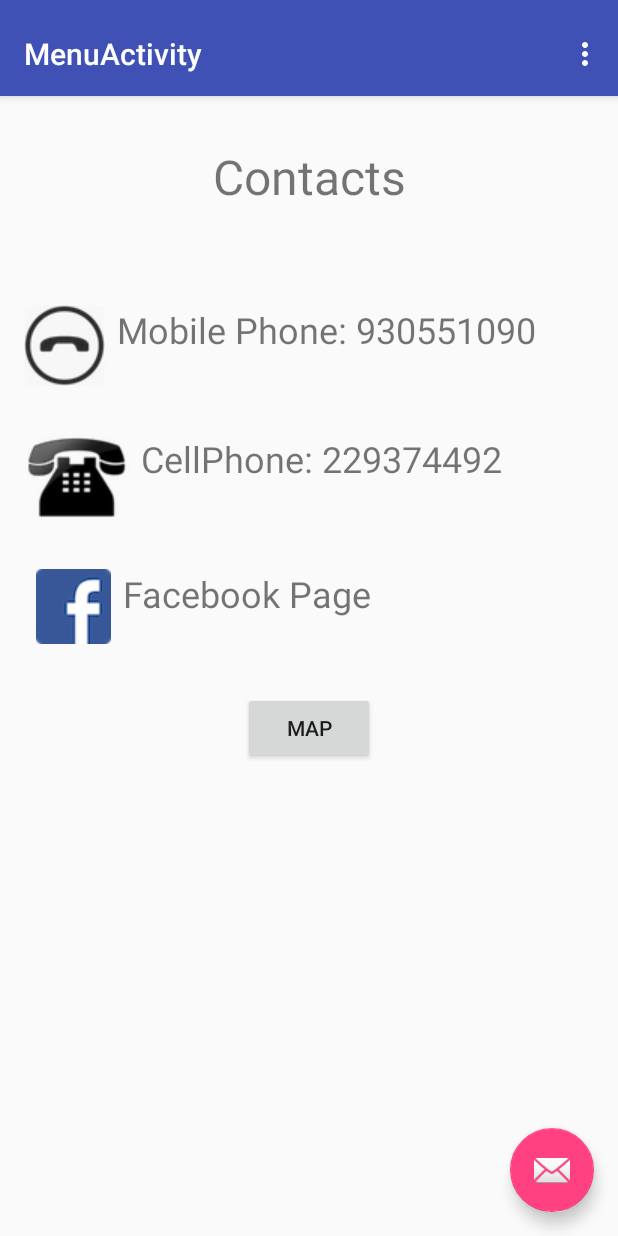
After one commit to NetoPedro/CafeEdenApp, an Android app: the ContactsFragment screen opened directly, with no data from a screen before it, on a phone screen of 412 x 824 dp. The commit adds this screen. Run offline under Robolectric (Android 15) with nearby library versions, the phone set to English and light mode, and no system bars; pictures from the network do not load; 1 statement that could not run was skipped.

Commit message:
Menu converted to an tabbed activity. Created contacts, foods and gallery fragments. Old classes wasn't deleted

```diff
--- a/app/build.gradle
+++ b/app/build.gradle
@@ -30,4 +30,5 @@ dependencies {
     compile 'com.github.bumptech.glide:glide:3.7.0'
     compile 'com.android.support:support-v4:24.2.0'
     compile 'com.google.android.gms:play-services-ads:9.4.0'
+
 }
--- /dev/null
+++ b/app/src/main/java/com/netoapps2/cafeedenapp/ContactsFragment.java
@@ -0,0 +1,107 @@
+package com.netoapps2.cafeedenapp;
+
+import android.content.Context;
+import android.content.Intent;
+import android.content.pm.PackageManager;
+import android.net.Uri;
+import android.os.Bundle;
+import android.support.v4.app.Fragment;
+import android.view.LayoutInflater;
+import android.view.View;
+import android.view.ViewGroup;
+import android.widget.Button;
+import android.widget.TextView;
+
+/**
+ * Created by pedroneto on 01/10/16.
+ */
+public class ContactsFragment extends Fragment {
+
+        private static final String ARG_SECTION_NUMBER = "section_number";
+    private Button botao ;
+
+    private static final String FACEBOOK_URL = "https://www.facebook.com/amiguinhosdoeden";
+    private static final String FACEBOOK_PAGE_ID = "amiguinhosdoeden";
+        public ContactsFragment() {
+        }
+
+        /**
+         * Returns a new instance of this fragment for the given section
+         * number.
+         */
+        public static ContactsFragment newInstance(int sectionNumber) {
+            ContactsFragment fragment = new ContactsFragment();
+            Bundle args = new Bundle();
+            args.putInt(ARG_SECTION_NUMBER, sectionNumber);
+            fragment.setArguments(args);
+            return fragment;
+        }
+
+        @Override
+        public View onCreateView(LayoutInflater inflater, ViewGroup container,
+                                 Bundle savedInstanceState) {
+            View rootView = inflater.inflate(R.layout.activity_contacts, container, false);
+            botao = (Button) rootView.findViewById(R.id.botaoMapa);
+            botao.setOnClickListener(new View.OnClickListener() {
+                @Override
+                public void onClick(View view) {
+                    Uri uriIntentMap = Uri.parse("geo:0,0?q=1600" + Uri.encode("R. Sousa Aroso 447, 4450-289, Matosinhos"));
+                    Intent i = new Intent(Intent.ACTION_VIEW, uriIntentMap);
+                    i.setPackage("com.google.android.apps.maps");
+                    if (i.resolveActivity(getActivity().getPackageManager()) != null)
+                        startActivity(i);
+                    else {
+                        botao.setEnabled(false);
+                        botao.setText(R.string.botaoIndisponivel);
+
+                    }
+                }
+            });
+            TextView telefoneText = (TextView) rootView.findViewById(R.id.telefone);
+            TextView telemovelText = (TextView) rootView.findViewById(R.id.telemovel);
+            TextView facebookText = (TextView) rootView.findViewById(R.id.facebook);
+            telefoneText.setOnClickListener(new View.OnClickListener() {
+                @Override
+                public void onClick(View view) {
+                    Uri uriIntentCall = Uri.parse("tel:930551090");
+                    Intent i = new Intent(Intent.ACTION_DIAL, uriIntentCall);
+                    startActivity(i);
+                }
+            });
+            telemovelText.setOnClickListener(new View.OnClickListener() {
+                @Override
+                public void onClick(View view) {
+                    Uri uriIntentCall = Uri.parse("tel:229374492");
+                    Intent i = new Intent(Intent.ACTION_DIAL, uriIntentCall);
+                    startActivity(i);
+                }
+            });
+
+            facebookText.setOnClickListener(new View.OnClickListener() {
+                @Override
+                public void onClick(View view) {
+                    Intent facebookIntent = new Intent(Intent.ACTION_VIEW);
+                    String facebookUrl = getFacebookPageURL(getContext());
+                    facebookIntent.setData(Uri.parse(facebookUrl));
+                    startActivity(facebookIntent);
+
+                }
+            });
+
+            return rootView;
+        }
+
+    private String getFacebookPageURL(Context context) {
+        PackageManager packageManager = context.getPackageManager();
+        try {
+            int versionCode = packageManager.getPackageInfo("com.facebook.katana", 0).versionCode;
+            if (versionCode >= 3002850) { //newer versions of fb app
+                return "fb://facewebmodal/f?href=" + FACEBOOK_URL;
+            } else { //older versions of fb app
+                return "fb://page/" + FACEBOOK_PAGE_ID;
+            }
+        } catch (PackageManager.NameNotFoundException e) {
+            return FACEBOOK_URL; //normal web url
+        }
+    }
+    }
--- /dev/null
+++ b/app/src/main/java/com/netoapps2/cafeedenapp/GalleryFragment.java
@@ -0,0 +1,59 @@
+package com.netoapps2.cafeedenapp;
+
+import android.content.Context;
+import android.content.Intent;
+import android.content.pm.PackageManager;
+import android.net.Uri;
+import android.os.Bundle;
+import android.support.v4.app.Fragment;
+import android.view.LayoutInflater;
+import android.view.View;
+import android.view.ViewGroup;
+import android.widget.AdapterView;
+import android.widget.Button;
+import android.widget.GridView;
+import android.widget.TextView;
+
+/**
+ * Created by pedroneto on 01/10/16.
+ */
+public class GalleryFragment extends Fragment {
+
+
+    private static final String ARG_SECTION_NUMBER = "section_number";
+
+    public GalleryFragment() {
+    }
+
+    /**
+     * Returns a new instance of this fragment for the given section
+     * number.
+     */
+    public static GalleryFragment newInstance(int sectionNumber) {
+        GalleryFragment fragment = new GalleryFragment();
+        Bundle args = new Bundle();
+        args.putInt(ARG_SECTION_NUMBER, sectionNumber);
+        fragment.setArguments(args);
+        return fragment;
+    }
+
+    @Override
+    public View onCreateView(LayoutInflater inflater, ViewGroup container,
+                             Bundle savedInstanceState) {
+        View rootView = inflater.inflate(R.layout.activity_gallery_screen, container, false);
+        GridView gridView = (GridView) rootView.findViewById(R.id.galeriaGrid);
+        gridView.setAdapter(new ImageAdapter(getContext()));
+        gridView.setOnItemClickListener(new AdapterView.OnItemClickListener(){
+
+            @Override
+            public void onItemClick(AdapterView<?> adapterView, View view, int i, long l) {
+                Intent intent = new Intent(getContext(), FullImage.class);
+                intent.putExtra("pos", i);
+                startActivity(intent);
+            }
+        });
+        return rootView;
+    }
+
+
+}
--- /dev/null
+++ b/app/src/main/java/com/netoapps2/cafeedenapp/MenuActivity.java
@@ -0,0 +1,131 @@
+package com.netoapps2.cafeedenapp;
+
+import android.support.design.widget.FloatingActionButton;
+import android.support.design.widget.Snackbar;
+import android.support.v7.app.AppCompatActivity;
+import android.support.v7.widget.Toolbar;
+
+import android.support.v4.app.Fragment;
+import android.support.v4.app.FragmentManager;
+import android.support.v4.app.FragmentPagerAdapter;
+import android.support.v4.view.ViewPager;
+import android.os.Bundle;
+import android.view.LayoutInflater;
+import android.view.Menu;
+import android.view.MenuItem;
+import android.view.View;
+import android.view.ViewGroup;
+
+import android.widget.TextView;
+
+import java.util.ArrayList;
+import java.util.List;
+
+public class MenuActivity extends AppCompatActivity {
+
+    /**
+     * The {@link android.support.v4.view.PagerAdapter} that will provide
+     * fragments for each of the sections. We use a
+     * {@link FragmentPagerAdapter} derivative, which will keep every
+     * loaded fragment in memory. If this becomes too memory intensive, it
+     * may be best to switch to a
+     * {@link android.support.v4.app.FragmentStatePagerAdapter}.
+     */
+    private SectionsPagerAdapter mSectionsPagerAdapter;
+
+    /**
+     * The {@link ViewPager} that will host the section contents.
+     */
+    private List<Fragment> fragmentList = new ArrayList<>();
+    private ViewPager mViewPager;
+
+    @Override
+    protected void onCreate(Bundle savedInstanceState) {
+        super.onCreate(savedInstanceState);
+        setContentView(R.layout.activity_menu);
+        Bundle page = new Bundle();
+        fragmentList.add(Fragment.instantiate(this,ContactsFragment.class.getName(),page));
+        fragmentList.add(Fragment.instantiate(this,GalleryFragment.class.getName(),page));
+        fragmentList.add(Fragment.instantiate(this,ComidasFragment.class.getName(),page));
+        Toolbar toolbar = (Toolbar) findViewById(R.id.toolbar);
+        setSupportActionBar(toolbar);
+        // Create the adapter that will return a fragment for each of the three
+        // primary sections of the activity.
+        mSectionsPagerAdapter = new SectionsPagerAdapter(getSupportFragmentManager(), fragmentList);
+
+        // Set up the ViewPager with the sections adapter.
+        mViewPager = (ViewPager) findViewById(R.id.container);
+        mViewPager.setAdapter(mSectionsPagerAdapter);
+
+
+        FloatingActionButton fab = (FloatingActionButton) findViewById(R.id.fab);
+        fab.setOnClickListener(new View.OnClickListener() {
+            @Override
+            public void onClick(View view) {
+                Snackbar.make(view, "Replace with your own action", Snackbar.LENGTH_LONG)
+                        .setAction("Action", null).show();
+            }
+        });
+
+    }
+
+
+    @Override
+    public boolean onCreateOptionsMenu(Menu menu) {
+        // Inflate the menu; this adds items to the action bar if it is present.
+        getMenuInflater().inflate(R.menu.menu_menu, menu);
+        return true;
+    }
+
+    @Override
+    public boolean onOptionsItemSelected(MenuItem item) {
+        // Handle action bar item clicks here. The action bar will
+        // automatically handle clicks on the Home/Up button, so long
+        // as you specify a parent activity in AndroidManifest.xml.
+        int id = item.getItemId();
+
+        //noinspection SimplifiableIfStatement
+        if (id == R.id.action_settings) {
+            return true;
+        }
+
+        return super.onOptionsItemSelected(item);
+    }
+
+
+    /**
+     * A {@link FragmentPagerAdapter} that returns a fragment corresponding to
+     * one of the sections/tabs/pages.
+     */
+    public class SectionsPagerAdapter extends FragmentPagerAdapter {
+        List<Fragment> fragmentList ;
+        public SectionsPagerAdapter(FragmentManager fm,List<Fragment> fragmentList) {
+            super(fm);
+            this.fragmentList = fragmentList;
+        }
+
+        @Override
+        public Fragment getItem(int position) {
+            return fragmentList.get(position);
+        }
+
+        @Override
+        public int getCount() {
+            // Show 3 total pages.
+            return fragmentList.size();
+        }
+
+        @Override
+        public CharSequence getPageTitle(int position) {
+            switch (position) {
+                case 0:
+                    return "SECTION 1";
+                case 1:
+                    return "SECTION 2";
+                case 2:
+                    return "SECTION 3";
+            }
+            return null;
+        }
+    }
+}
--- a/app/src/main/java/com/netoapps2/cafeedenapp/MenuScreen.java
+++ b/app/src/main/java/com/netoapps2/cafeedenapp/MenuScreen.java
@@ -1,10 +1,12 @@
 package com.netoapps2.cafeedenapp;
 
 import android.content.Intent;
+import android.support.v7.app.ActionBar;
 import android.support.v7.app.AppCompatActivity;
 import android.os.Bundle;
 import android.view.View;
 import android.widget.Button;
+import android.widget.ImageView;
 
 public class MenuScreen extends AppCompatActivity {
 
--- a/app/src/main/java/com/netoapps2/cafeedenapp/PresentationScreen.java
+++ b/app/src/main/java/com/netoapps2/cafeedenapp/PresentationScreen.java
@@ -33,7 +33,9 @@ public class PresentationScreen extends AppCompatActivity {
         layout.setOnClickListener(new View.OnClickListener() {
             @Override
             public void onClick(View view) {
-                Intent i = new Intent(getApplicationContext(), MenuScreen.class);
+               // Intent i = new Intent(getApplicationContext(), MenuScreen.class);
+                //startActivity(i);
+                Intent i = new Intent(getApplicationContext(), MenuActivity.class);
                 startActivity(i);
 
             }
--- /dev/null
+++ b/app/src/main/res/layout/activity_menu.xml
@@ -0,0 +1,44 @@
+<?xml version="1.0" encoding="utf-8"?>
+<android.support.design.widget.CoordinatorLayout xmlns:android="http://schemas.android.com/apk/res/android"
+    xmlns:app="http://schemas.android.com/apk/res-auto"
+    xmlns:tools="http://schemas.android.com/tools"
+    android:id="@+id/main_content"
+    android:layout_width="match_parent"
+    android:layout_height="match_parent"
+    android:fitsSystemWindows="true"
+    tools:context="com.netoapps2.cafeedenapp.MenuActivity">
+
+    <android.support.design.widget.AppBarLayout
+        android:id="@+id/appbar"
+        android:layout_width="match_parent"
+        android:layout_height="wrap_content"
+        android:paddingTop="@dimen/appbar_padding_top"
+        android:theme="@style/AppTheme.AppBarOverlay">
+
+        <android.support.v7.widget.Toolbar
+            android:id="@+id/toolbar"
+            android:layout_width="match_parent"
+            android:layout_height="?attr/actionBarSize"
+            android:background="?attr/colorPrimary"
+            app:layout_scrollFlags="scroll|enterAlways"
+            app:popupTheme="@style/AppTheme.PopupOverlay">
+
+        </android.support.v7.widget.Toolbar>
+
+    </android.support.design.widget.AppBarLayout>
+
+    <android.support.v4.view.ViewPager
+        android:id="@+id/container"
+        android:layout_width="match_parent"
+        android:layout_height="match_parent"
+        app:layout_behavior="@string/appbar_scrolling_view_behavior" />
+
+    <android.support.design.widget.FloatingActionButton
+        android:id="@+id/fab"
+        android:layout_width="wrap_content"
+        android:layout_height="wrap_content"
+        android:layout_gravity="end|bottom"
+        android:layout_margin="@dimen/fab_margin"
+        android:src="@android:drawable/ic_dialog_email" />
+
+</android.support.design.widget.CoordinatorLayout>
--- /dev/null
+++ b/app/src/main/res/menu/menu_menu.xml
@@ -0,0 +1,10 @@
+<menu xmlns:android="http://schemas.android.com/apk/res/android"
+    xmlns:app="http://schemas.android.com/apk/res-auto"
+    xmlns:tools="http://schemas.android.com/tools"
+    tools:context="com.netoapps2.cafeedenapp.MenuActivity">
+    <item
+        android:id="@+id/action_settings"
+        android:orderInCategory="100"
+        android:title="@string/action_settings"
+        app:showAsAction="never" />
+</menu>
--- a/app/src/main/res/values/strings.xml
+++ b/app/src/main/res/values/strings.xml
@@ -11,9 +11,9 @@
     <string name="contactsPaginaFb">Facebook Page </string>
     <string name="mapa">Map </string>
     <string name="botaoIndisponivel">Unable</string>
-
-
-
+    <string name="title_activity_menu">MenuActivity</string>
+    <string name="action_settings">Settings</string>
+    <string name="section_format">Hello World from section: %1$d</string>
 
 
 </resources>
```
Also changed, not shown: app/src/main/AndroidManifest.xml (+11 -3 lines), app/src/main/java/com/netoapps2/cafeedenapp/ComidasFragment.java (added, +61 -0 lines), app/src/main/res/layout/fragment_menu.xml (added, +16 -0 lines).
